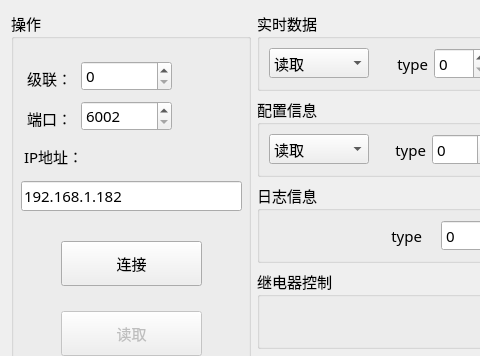
Before: the Qt Designer form rpc_debug/home/home_mainwid.ui in ChinaClever/MPro-Tools, drawn with Qt 5; both pictures show x 0 to 480 and y 0 to 356 of the 1110 by 616 pixel window.
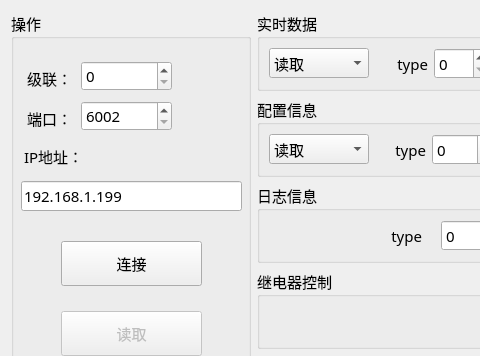
After: the same form once the commit is applied.

Patch:
```diff
--- a/rpc_debug/home/home_mainwid.ui
+++ b/rpc_debug/home/home_mainwid.ui
@@ -89,7 +89,7 @@
        </rect>
       </property>
       <property name="text">
-       <string>192.168.1.182</string>
+       <string>192.168.1.199</string>
       </property>
      </widget>
      <widget class="QPushButton" name="connectBtn">
```
